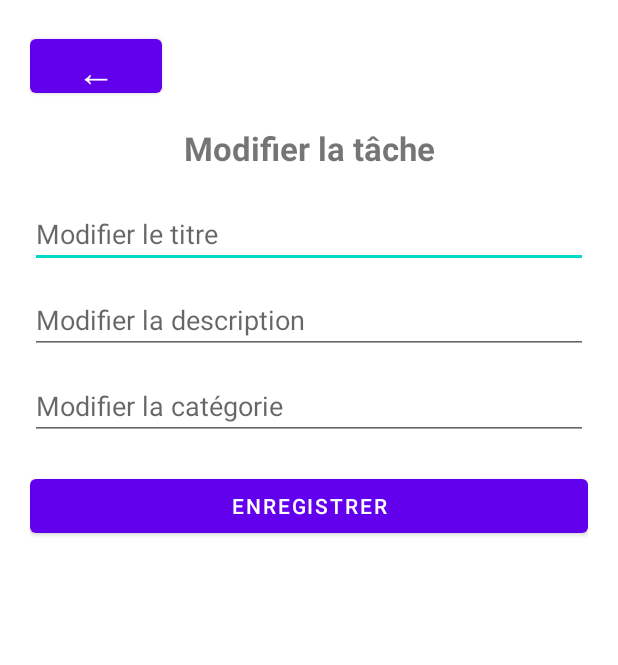
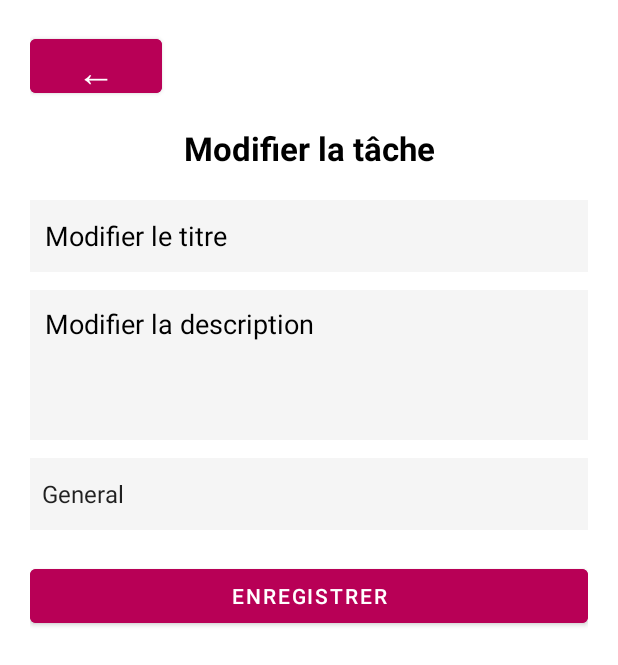
Before and after one commit to celinehm/ToDoAndroid, an Android app: the EditTaskActivity screen opened directly, with no data from a screen before it, on a phone screen of 412 x 824 dp. Shown: the top 665 px of the screen. Run offline under Robolectric (Android 15) with nearby library versions, the phone set to English and light mode, and no system bars.

Commit message:
last commit

```diff
--- a/app/build.gradle.kts
+++ b/app/build.gradle.kts
@@ -55,4 +55,6 @@ dependencies {
     testImplementation(libs.junit)
     androidTestImplementation(libs.androidx.junit)
     androidTestImplementation(libs.androidx.espresso.core)
+
+    implementation("androidx.core:core-splashscreen:1.0.1")
 }
--- a/app/src/main/java/com/example/myto_doapp/AddTaskActivity.kt
+++ b/app/src/main/java/com/example/myto_doapp/AddTaskActivity.kt
@@ -52,7 +52,7 @@ class AddTaskActivity : AppCompatActivity() {
         adapterPriority.setDropDownViewResource(android.R.layout.simple_spinner_dropdown_item)
         spinnerPriority.adapter = adapterPriority
 
-        // ------------ 🔥 CHARGER LES CATÉGORIES UTILISATEUR --------------
+        // ------------ CHARGER LES CATÉGORIES UTILISATEUR --------------
         val prefs = getSharedPreferences("categories", Context.MODE_PRIVATE)
         val savedCategories = prefs.getStringSet("categories_set", emptySet())?.toMutableList()
             ?: mutableListOf()
@@ -66,7 +66,7 @@ class AddTaskActivity : AppCompatActivity() {
         adapterCategories.setDropDownViewResource(android.R.layout.simple_spinner_dropdown_item)
         spinnerCategory.adapter = adapterCategories
 
-        // 🔥 MODE MODIFICATION
+        // MODE MODIFICATION
         if (intent.hasExtra("edit_task_id")) {
             isEditMode = true
             editTaskId = intent.getIntExtra("edit_task_id", -1)
--- a/app/src/main/java/com/example/myto_doapp/EditTaskActivity.kt
+++ b/app/src/main/java/com/example/myto_doapp/EditTaskActivity.kt
@@ -1,9 +1,12 @@
 package com.example.myto_doapp
 
 import android.app.Activity
+import android.content.Context
 import android.os.Bundle
+import android.widget.ArrayAdapter
 import android.widget.Button
 import android.widget.EditText
+import android.widget.Spinner
 import android.widget.Toast
 import androidx.appcompat.app.AppCompatActivity
 
@@ -11,9 +14,9 @@ class EditTaskActivity : AppCompatActivity() {
 
     private lateinit var editTitle: EditText
     private lateinit var editDescription: EditText
-    private lateinit var editCategory: EditText
+    private lateinit var spinnerCategory: Spinner
     private lateinit var btnSave: Button
-    private lateinit var btnBack: Button  // <- bouton retour
+    private lateinit var btnBack: Button
 
     private var taskId: Int = -1
     private var task: Task? = null
@@ -22,52 +25,89 @@ class EditTaskActivity : AppCompatActivity() {
         super.onCreate(savedInstanceState)
         setContentView(R.layout.activity_edit_task)
 
+        // Views
         editTitle = findViewById(R.id.editTaskTitle)
         editDescription = findViewById(R.id.editTaskDescription)
-        editCategory = findViewById(R.id.editTaskCategory)
+        spinnerCategory = findViewById(R.id.spinnerCategory)
         btnSave = findViewById(R.id.btnSaveTaskChanges)
-        btnBack = findViewById(R.id.btnBackEdit) // <- récupérer le bouton retour
+        btnBack = findViewById(R.id.btnBackEdit)
 
-        // Action pour le bouton retour
-        btnBack.setOnClickListener {
-            finish() // Termine l'activité et retourne à MainActivity
-        }
+        btnBack.setOnClickListener { finish() }
 
+        // Récupérer l’ID de la tâche
         taskId = intent.getIntExtra("task_id", -1)
         task = TaskRepository.tasks.find { it.id == taskId }
 
+        // Pré-remplir les champs
         task?.let {
             editTitle.setText(it.title)
             editDescription.setText(it.description)
-            editCategory.setText(it.category)
         }
 
+        //  CHARGER LES CATÉGORIES (MÊME LOGIQUE QUE AddTaskActivity)
+        val prefs = getSharedPreferences("categories", Context.MODE_PRIVATE)
+        val savedCategories =
+            prefs.getStringSet("categories_set", emptySet())?.toMutableList()
+                ?: mutableListOf()
+
+        if (savedCategories.isEmpty()) {
+            savedCategories.add("General")
+        }
+
+        val adapterCategories =
+            ArrayAdapter(this, android.R.layout.simple_spinner_item, savedCategories)
+        adapterCategories.setDropDownViewResource(android.R.layout.simple_spinner_dropdown_item)
+        spinnerCategory.adapter = adapterCategories
+
+        // Sélectionner la catégorie actuelle
+        task?.let {
+            val index = savedCategories.indexOf(it.category)
+            if (index >= 0) spinnerCategory.setSelection(index)
+        }
+
+        // ENREGISTRER LES MODIFICATIONS
         btnSave.setOnClickListener {
-            val newTitle = editTitle.text.toString()
-            val newDescription = editDescription.text.toString()
-            val newCategory = editCategory.text.toString()
 
-            if (newTitle.isBlank()) {
+            val newTitle = editTitle.text.toString().trim()
+            val newDescription = editDescription.text.toString().trim()
+            val newCategory = spinnerCategory.selectedItem.toString()
+
+            if (newTitle.isEmpty()) {
                 Toast.makeText(this, "Le titre ne peut pas être vide", Toast.LENGTH_SHORT).show()
                 return@setOnClickListener
             }
 
+            // Modifier la tâche en mémoire
             task?.let {
                 it.title = newTitle
                 it.description = newDescription
                 it.category = newCategory
-                TaskRepository.addCategory(newCategory)
             }
 
-            Toast.makeText(this, "Tâche modifiée", Toast.LENGTH_SHORT).show()
+            // Sauvegarder TOUTES les tâches dans SharedPreferences
+            saveTasks()
 
+            // Retour vers MainActivity
             val resultIntent = intent
             resultIntent.putExtra("task_id", taskId)
             resultIntent.putExtra("task_title", newTitle)
             resultIntent.putExtra("task_description", newDescription)
             resultIntent.putExtra("task_category", newCategory)
             setResult(Activity.RESULT_OK, resultIntent)
+
+            Toast.makeText(this, "Tâche modifiée", Toast.LENGTH_SHORT).show()
             finish()
         }
     }
+
+    // SAUVEGARDE DES TÂCHES
+    private fun saveTasks() {
+        val prefs = getSharedPreferences("tasks_prefs", Context.MODE_PRIVATE)
+
+        val taskStrings = TaskRepository.tasks.map {
+            "${it.id}||${it.title}||${it.description}||${it.category}||${it.priority}||${it.isDone}||${it.dateCreation}"
+        }
+
+        prefs.edit().putStringSet("tasks_set", taskStrings.toSet()).apply()
+    }
 }
--- a/app/src/main/java/com/example/myto_doapp/Task.kt
+++ b/app/src/main/java/com/example/myto_doapp/Task.kt
@@ -9,5 +9,5 @@ data class Task(
     var category: String = "General",
     var priority: String = "Normal", // High, Medium, Low
     var isDone: Boolean = false,
-    val dateCreation: Date = Date() // ne peut pas être modifié
+    val dateCreation: Long = System.currentTimeMillis()
 )
--- a/app/src/main/java/com/example/myto_doapp/TaskAdapter.kt
+++ b/app/src/main/java/com/example/myto_doapp/TaskAdapter.kt
@@ -39,7 +39,7 @@ class TaskAdapter(
         holder.tvTitle.text = task.title
         holder.tvCategory.text = task.category
         holder.tvPriority.text = task.priority
-        holder.tvDate.text = task.dateCreation.toString()
+        holder.tvDate.text = formatDate(task.dateCreation)
 
         // Barrer le texte si la tâche est terminée
         if (task.isDone) {
--- a/app/src/main/res/layout/activity_edit_task.xml
+++ b/app/src/main/res/layout/activity_edit_task.xml
@@ -1,21 +1,23 @@
-<?xml version="1.0" encoding="utf-8"?>
 <LinearLayout
     xmlns:android="http://schemas.android.com/apk/res/android"
     android:layout_width="match_parent"
     android:layout_height="match_parent"
     android:orientation="vertical"
+    android:background="?attr/colorBackground"
     android:padding="20dp">
 
-    <!-- Bouton Retour (seul en haut) -->
+    <!-- Bouton Retour -->
     <Button
         android:id="@+id/btnBackEdit"
         android:layout_width="wrap_content"
         android:layout_height="48dp"
         android:text="←"
         android:textSize="25sp"
-        android:layout_marginBottom="16dp"/>
+        android:layout_marginBottom="16dp"
+        android:backgroundTint="?attr/colorPrimary"
+        android:textColor="?attr/colorOnPrimary"/>
 
-    <!-- Titre CENTRÉ comme dans ton AddTask -->
+    <!-- Titre -->
     <TextView
         android:id="@+id/tvEditTaskTitle"
         android:layout_width="match_parent"
@@ -24,36 +26,49 @@
         android:textSize="22sp"
         android:textStyle="bold"
         android:gravity="center"
+        android:textColor="?attr/colorOnBackground"
         android:layout_marginBottom="20dp"/>
 
-    <!-- Champ pour modifier le titre -->
+    <!-- TITRE -->
     <EditText
         android:id="@+id/editTaskTitle"
         android:layout_width="match_parent"
-        android:layout_height="wrap_content"
-        android:hint="Modifier le titre" />
+        android:layout_height="48dp"
+        android:hint="Modifier le titre"
+        android:padding="10dp"
+        android:textColor="?attr/colorOnSurface"
+        android:textColorHint="?attr/colorOnSurface"
+        android:background="?attr/colorSurface"/>
 
-    <!-- Champ pour modifier la description -->
+    <!-- DESCRIPTION (multi-ligne) -->
     <EditText
         android:id="@+id/editTaskDescription"
         android:layout_width="match_parent"
-        android:layout_height="wrap_content"
+        android:layout_height="100dp"
         android:hint="Modifier la description"
-        android:layout_marginTop="12dp" />
+        android:padding="10dp"
+        android:layout_marginTop="12dp"
+        android:textColor="?attr/colorOnSurface"
+        android:textColorHint="?attr/colorOnSurface"
+        android:background="?attr/colorSurface"
+        android:inputType="textMultiLine"
+        android:gravity="top"/>
 
-    <!-- Champ pour modifier la catégorie -->
-    <EditText
-        android:id="@+id/editTaskCategory"
+    <!-- SPINNER CATÉGORIE -->
+    <Spinner
+        android:id="@+id/spinnerCategory"
         android:layout_width="match_parent"
-        android:layout_height="wrap_content"
-        android:hint="Modifier la catégorie"
-        android:layout_marginTop="12dp" />
+        android:layout_height="48dp"
+        android:layout_marginTop="12dp"
+        android:background="?attr/colorSurface"/>
 
-    <!-- Bouton pour enregistrer -->
+    <!-- Bouton Enregistrer -->
     <Button
         android:id="@+id/btnSaveTaskChanges"
         android:layout_width="match_parent"
-        android:layout_height="wrap_content"
+        android:layout_height="48dp"
         android:text="Enregistrer"
-        android:layout_marginTop="20dp" />
+        android:layout_marginTop="20dp"
+        android:backgroundTint="?attr/colorPrimary"
+        android:textColor="?attr/colorOnPrimary"/>
 </LinearLayout>
--- a/app/src/main/res/values/colors.xml
+++ b/app/src/main/res/values/colors.xml
@@ -1,7 +1,7 @@
 <?xml version="1.0" encoding="utf-8"?>
 <resources>
     <!-- Couleurs principales -->
-    <color name="colorPrimary">#6200EE</color>
+    <color name="colorPrimary">#b80056</color>
     <color name="colorPrimaryVariant">#3700B3</color>
     <color name="colorOnPrimary">#FFFFFF</color>
 
@@ -21,7 +21,7 @@
     <color name="colorOnError">#FFFFFF</color>
 
     <!-- Autres couleurs utiles -->
-    <color name="purple_200">#BB86FC</color>
+    <color name="purple_200">#b80056</color>
     <color name="purple_700">#3700B3</color>
     <color name="teal_200">#03DAC5</color>
     <color name="black">#000000</color>
@@ -30,4 +30,6 @@
     <!-- Couleurs de fond -->
     <color name="background_light">#FFFFFF</color>
     <color name="background_dark">#121212</color> <!-- pour thème nuit -->
+
+    <color name="splash_background">#b80056</color>
 </resources>
--- a/app/src/main/res/values/ic_launcher_background.xml
+++ b/app/src/main/res/values/ic_launcher_background.xml
@@ -1,4 +1,4 @@
 <?xml version="1.0" encoding="utf-8"?>
 <resources>
-    <color name="ic_launcher_background">#8D3DDC</color>
+    <color name="ic_launcher_background">#b80056</color>
 </resources>
--- a/app/src/main/res/values/themes.xml
+++ b/app/src/main/res/values/themes.xml
@@ -17,5 +17,14 @@
 
         <item name="colorError">@color/colorError</item>
         <item name="colorOnError">@color/colorOnError</item>
+
+        <!-- Couleur de fond -->
+        <item name="windowSplashScreenBackground">@color/splash_background</item>
+
+        <!-- Logo au centre -->
+        <item name="windowSplashScreenAnimatedIcon">@mipmap/ic_launcher</item>
+
+        <!-- Thème après le splash -->
+        <item name="postSplashScreenTheme">@style/Theme.MyToDoApp</item>
     </style>
 </resources>
```
Also changed, not shown: app/src/main/java/com/example/myto_doapp/MainActivity.kt (+34 -10 lines), app/src/main/java/com/example/myto_doapp/Utils.kt (added, +9 -0 lines), app/src/main/res/layout/add_task_activity.xml (+24 -18 lines).
